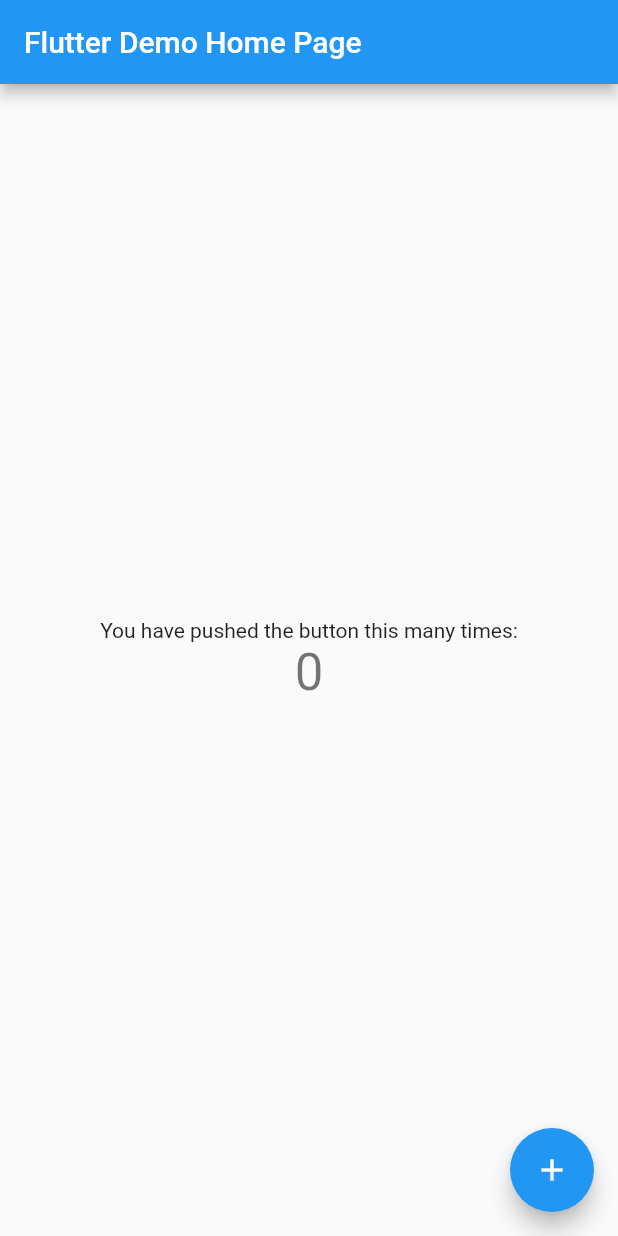
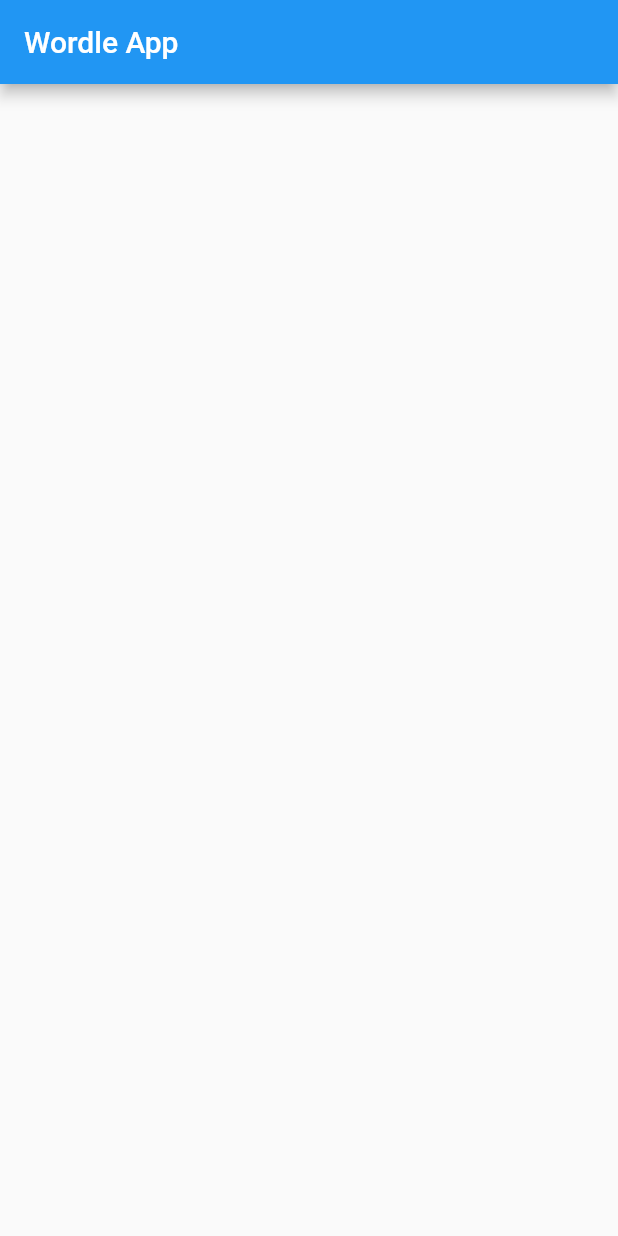
Before and after one commit to jcmh05/wordleFlutterApp, a Flutter app: the screen it shows after launch, on a phone screen of 412 x 824 dp. Run offline on Flutter 3.47's test engine with Material 2 defaults, Android fonts, the phone set to English and light mode, and no system bars.

Commit message:
second commit

```diff
--- a/lib/main.dart
+++ b/lib/main.dart
@@ -1,115 +1,6 @@
 import 'package:flutter/material.dart';
+import 'package:wordle/wordle_app.dart';
 
 void main() {
-  runApp(const MyApp());
+  runApp(const WordleApp());
 }
-
-class MyApp extends StatelessWidget {
-  const MyApp({super.key});
-
-  // This widget is the root of your application.
-  @override
-  Widget build(BuildContext context) {
-    return MaterialApp(
-      title: 'Flutter Demo',
-      theme: ThemeData(
-        // This is the theme of your application.
-        //
-        // Try running your application with "flutter run". You'll see the
-        // application has a blue toolbar. Then, without quitting the app, try
-        // changing the primarySwatch below to Colors.green and then invoke
-        // "hot reload" (press "r" in the console where you ran "flutter run",
-        // or simply save your changes to "hot reload" in a Flutter IDE).
-        // Notice that the counter didn't reset back to zero; the application
-        // is not restarted.
-        primarySwatch: Colors.blue,
-      ),
-      home: const MyHomePage(title: 'Flutter Demo Home Page'),
-    );
-  }
-}
-
-class MyHomePage extends StatefulWidget {
-  const MyHomePage({super.key, required this.title});
-
-  // This widget is the home page of your application. It is stateful, meaning
-  // that it has a State object (defined below) that contains fields that affect
-  // how it looks.
-
-  // This class is the configuration for the state. It holds the values (in this
-  // case the title) provided by the parent (in this case the App widget) and
-  // used by the build method of the State. Fields in a Widget subclass are
-  // always marked "final".
-
-  final String title;
-
-  @override
-  State<MyHomePage> createState() => _MyHomePageState();
-}
-
-class _MyHomePageState extends State<MyHomePage> {
-  int _counter = 0;
-
-  void _incrementCounter() {
-    setState(() {
-      // This call to setState tells the Flutter framework that something has
-      // changed in this State, which causes it to rerun the build method below
-      // so that the display can reflect the updated values. If we changed
-      // _counter without calling setState(), then the build method would not be
-      // called again, and so nothing would appear to happen.
-      _counter++;
-    });
-  }
-
-  @override
-  Widget build(BuildContext context) {
-    // This method is rerun every time setState is called, for instance as done
-    // by the _incrementCounter method above.
-    //
-    // The Flutter framework has been optimized to make rerunning build methods
-    // fast, so that you can just rebuild anything that needs updating rather
-    // than having to individually change instances of widgets.
-    return Scaffold(
-      appBar: AppBar(
-        // Here we take the value from the MyHomePage object that was created by
-        // the App.build method, and use it to set our appbar title.
-        title: Text(widget.title),
-      ),
-      body: Center(
-        // Center is a layout widget. It takes a single child and positions it
-        // in the middle of the parent.
-        child: Column(
-          // Column is also a layout widget. It takes a list of children and
-          // arranges them vertically. By default, it sizes itself to fit its
-          // children horizontally, and tries to be as tall as its parent.
-          //
-          // Invoke "debug painting" (press "p" in the console, choose the
-          // "Toggle Debug Paint" action from the Flutter Inspector in Android
-          // Studio, or the "Toggle Debug Paint" command in Visual Studio Code)
-          // to see the wireframe for each widget.
-          //
-          // Column has various properties to control how it sizes itself and
-          // how it positions its children. Here we use mainAxisAlignment to
-          // center the children vertically; the main axis here is the vertical
-          // axis because Columns are vertical (the cross axis would be
-          // horizontal).
-          mainAxisAlignment: MainAxisAlignment.center,
-          children: <Widget>[
-            const Text(
-              'You have pushed the button this many times:',
-            ),
-            Text(
-              '$_counter',
-              style: Theme.of(context).textTheme.headlineMedium,
-            ),
-          ],
-        ),
-      ),
-      floatingActionButton: FloatingActionButton(
-        onPressed: _incrementCounter,
-        tooltip: 'Increment',
-        child: const Icon(Icons.add),
-      ), // This trailing comma makes auto-formatting nicer for build methods.
-    );
-  }
-}
--- /dev/null
+++ b/lib/pantallas/wordle_pagina_principal.dart
@@ -0,0 +1,23 @@
+import 'package:flutter/material.dart';
+
+
+class WordlePaginaPrincipal extends StatefulWidget{
+
+  const WordlePaginaPrincipal({Key? key}) : super(key: key);
+
+  @override
+  State<StatefulWidget> createState() => _WordleAppPrincipalState();
+
+}
+
+class _WordleAppPrincipalState extends State<WordlePaginaPrincipal> {
+
+  @override
+  Widget build( BuildContext context) {
+    return Scaffold(
+      appBar: AppBar(title: Text("Wordle App"),),
+      body: Center(),
+    );
+  }
+
+}
--- /dev/null
+++ b/lib/wordle_app.dart
@@ -0,0 +1,15 @@
+import 'package:flutter/material.dart';
+import 'package:wordle/pantallas/wordle_pagina_principal.dart';
+
+class WordleApp extends StatelessWidget{
+  const WordleApp({Key? key}): super(key: key);
+
+  @override
+  Widget build(BuildContext context){
+    return MaterialApp(
+        title: 'Wordle App',
+        theme: ThemeData(primarySwatch: Colors.blue,),
+        home: WordlePaginaPrincipal(),
+    );
+  }
+}
```
